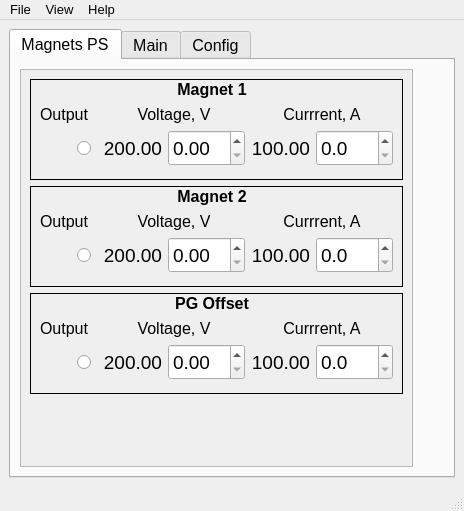
Old version of the form Magnets_UI.ui in the repository salinsalins/TDKLambda.
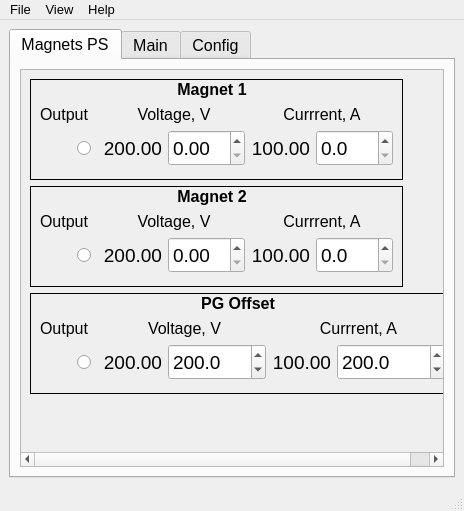
New version of the form. Icons and pictures are not drawn.

The edit to the form file:
```diff
--- a/Magnets_UI.ui
+++ b/Magnets_UI.ui
@@ -65,8 +65,8 @@
             <rect>
              <x>0</x>
              <y>0</y>
-             <width>387</width>
-             <height>392</height>
+             <width>429</width>
+             <height>375</height>
             </rect>
            </property>
            <layout class="QVBoxLayout" name="verticalLayout">
@@ -705,8 +705,14 @@
                  <property name="decimals">
                   <number>1</number>
                  </property>
+                 <property name="maximum">
+                  <double>999999.000000000000000</double>
+                 </property>
                  <property name="singleStep">
-                  <double>1.000000000000000</double>
+                  <double>0.500000000000000</double>
+                 </property>
+                 <property name="value">
+                  <double>200.000000000000000</double>
                  </property>
                 </widget>
                </item>
@@ -726,8 +732,17 @@
                  <property name="keyboardTracking">
                   <bool>false</bool>
                  </property>
+                 <property name="decimals">
+                  <number>1</number>
+                 </property>
+                 <property name="maximum">
+                  <double>99999.000000000000000</double>
+                 </property>
                  <property name="singleStep">
-                  <double>1.000000000000000</double>
+                  <double>0.500000000000000</double>
+                 </property>
+                 <property name="value">
+                  <double>200.000000000000000</double>
                  </property>
                 </widget>
                </item>
```
